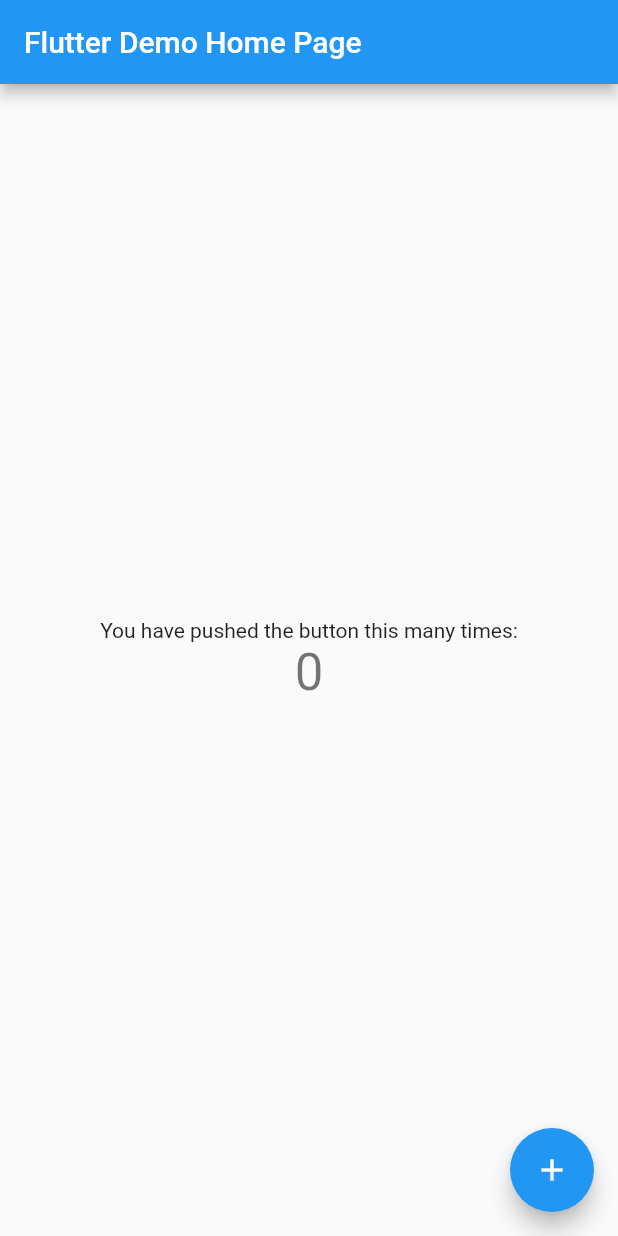
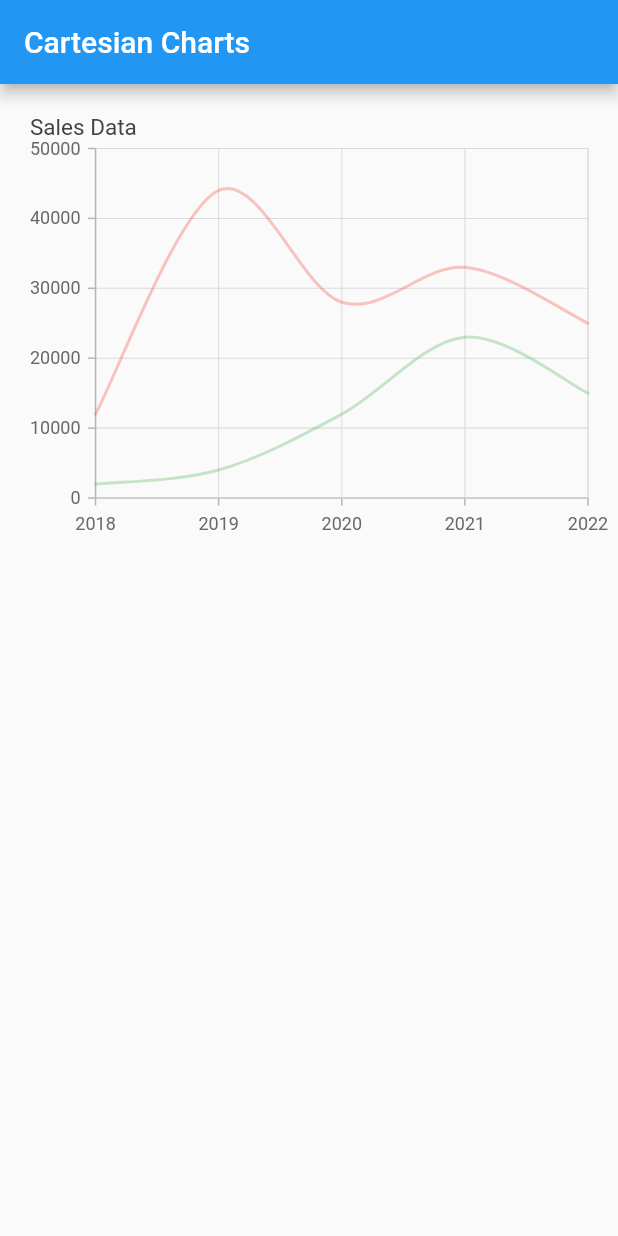
Before and after one commit to leoSilvaWarren/flutter_sync_charts, a Flutter app: the screen it shows after launch, on a phone screen of 412 x 824 dp. Run offline on Flutter 3.47's test engine with Material 2 defaults, Android fonts, the light colour scheme and no system bars; our stand-ins replace syncfusion_flutter_charts.

Commit message:
test: Line Charts with syncfusion

```diff
--- a/lib/main.dart
+++ b/lib/main.dart
@@ -1,4 +1,5 @@
 import 'package:flutter/material.dart';
+import 'package:flutter_charts_sync/widgets/cartesian_chart.dart';
 
 void main() {
   runApp(const MyApp());
@@ -7,109 +8,15 @@
 class MyApp extends StatelessWidget {
   const MyApp({Key? key}) : super(key: key);
 
-  // This widget is the root of your application.
   @override
   Widget build(BuildContext context) {
     return MaterialApp(
-      title: 'Flutter Demo',
+      title: 'Syncfusion',
+      debugShowCheckedModeBanner: false,
       theme: ThemeData(
-        // This is the theme of your application.
-        //
-        // Try running your application with "flutter run". You'll see the
-        // application has a blue toolbar. Then, without quitting the app, try
-        // changing the primarySwatch below to Colors.green and then invoke
-        // "hot reload" (press "r" in the console where you ran "flutter run",
-        // or simply save your changes to "hot reload" in a Flutter IDE).
-        // Notice that the counter didn't reset back to zero; the application
-        // is not restarted.
         primarySwatch: Colors.blue,
       ),
-      home: const MyHomePage(title: 'Flutter Demo Home Page'),
+      home: const CartesianChartWidget(),
     );
   }
 }
-
-class MyHomePage extends StatefulWidget {
-  const MyHomePage({Key? key, required this.title}) : super(key: key);
-
-  // This widget is the home page of your application. It is stateful, meaning
-  // that it has a State object (defined below) that contains fields that affect
-  // how it looks.
-
-  // This class is the configuration for the state. It holds the values (in this
-  // case the title) provided by the parent (in this case the App widget) and
-  // used by the build method of the State. Fields in a Widget subclass are
-  // always marked "final".
-
-  final String title;
-
-  @override
-  State<MyHomePage> createState() => _MyHomePageState();
-}
-
-class _MyHomePageState extends State<MyHomePage> {
-  int _counter = 0;
-
-  void _incrementCounter() {
-    setState(() {
-      // This call to setState tells the Flutter framework that something has
-      // changed in this State, which causes it to rerun the build method below
-      // so that the display can reflect the updated values. If we changed
-      // _counter without calling setState(), then the build method would not be
-      // called again, and so nothing would appear to happen.
-      _counter++;
-    });
-  }
-
-  @override
-  Widget build(BuildContext context) {
-    // This method is rerun every time setState is called, for instance as done
-    // by the _incrementCounter method above.
-    //
-    // The Flutter framework has been optimized to make rerunning build methods
-    // fast, so that you can just rebuild anything that needs updating rather
-    // than having to individually change instances of widgets.
-    return Scaffold(
-      appBar: AppBar(
-        // Here we take the value from the MyHomePage object that was created by
-        // the App.build method, and use it to set our appbar title.
-        title: Text(widget.title),
-      ),
-      body: Center(
-        // Center is a layout widget. It takes a single child and positions it
-        // in the middle of the parent.
-        child: Column(
-          // Column is also a layout widget. It takes a list of children and
-          // arranges them vertically. By default, it sizes itself to fit its
-          // children horizontally, and tries to be as tall as its parent.
-          //
-          // Invoke "debug painting" (press "p" in the console, choose the
-          // "Toggle Debug Paint" action from the Flutter Inspector in Android
-          // Studio, or the "Toggle Debug Paint" command in Visual Studio Code)
-          // to see the wireframe for each widget.
-          //
-          // Column has various properties to control how it sizes itself and
-          // how it positions its children. Here we use mainAxisAlignment to
-          // center the children vertically; the main axis here is the vertical
-          // axis because Columns are vertical (the cross axis would be
-          // horizontal).
-          mainAxisAlignment: MainAxisAlignment.center,
-          children: <Widget>[
-            const Text(
-              'You have pushed the button this many times:',
-            ),
-            Text(
-              '$_counter',
-              style: Theme.of(context).textTheme.headline4,
-            ),
-          ],
-        ),
-      ),
-      floatingActionButton: FloatingActionButton(
-        onPressed: _incrementCounter,
-        tooltip: 'Increment',
-        child: const Icon(Icons.add),
-      ), // This trailing comma makes auto-formatting nicer for build methods.
-    );
-  }
-}
--- /dev/null
+++ b/lib/widgets/cartesian_chart.dart
@@ -0,0 +1,72 @@
+import 'package:flutter/material.dart';
+import 'package:syncfusion_flutter_charts/charts.dart';
+
+class CartesianChartWidget extends StatefulWidget {
+  const CartesianChartWidget({Key? key}) : super(key: key);
+
+  @override
+  State<CartesianChartWidget> createState() => _CartesianChartWidgetState();
+}
+
+class _CartesianChartWidgetState extends State<CartesianChartWidget> {
+  @override
+  Widget build(BuildContext context) {
+    final List<SalesData> chartData = [
+      SalesData(2022, 25000, Colors.red),
+      SalesData(2021, 33000, Colors.blue),
+      SalesData(2020, 28000, Colors.green),
+      SalesData(2019, 44000, Colors.green),
+      SalesData(2018, 12000, Colors.green),
+    ];
+
+    final List<SalesData> chartData2 = [
+      SalesData(2022, 15000, Colors.red),
+      SalesData(2021, 23000, Colors.blue),
+      SalesData(2020, 12000, Colors.green),
+      SalesData(2019, 4000, Colors.green),
+      SalesData(2018, 2000, Colors.green),
+    ];
+    return Scaffold(
+      appBar: AppBar(
+        title: const Text('Cartesian Charts'),
+      ),
+      body: Container(
+        height: 300,
+        margin: const EdgeInsets.all(10),
+        child: SfCartesianChart(
+          legend: Legend(isVisible: false),
+          title: ChartTitle(text: 'Sales Data', alignment: ChartAlignment.near),
+          series: <ChartSeries>[
+            SplineSeries<SalesData, int>(
+                color: Colors.red.withOpacity(0.3),
+                // pointColorMapper: (SalesData sales, _) => sales.color,
+                // dashArray: const <double>[5, 5],
+                // legendItemText: 'Vendas',
+                enableTooltip: true,
+                dataSource: chartData,
+                xValueMapper: (SalesData sales, _) => sales.year,
+                yValueMapper: (SalesData sales, _) => sales.sales),
+
+                SplineSeries<SalesData, int>(
+                color: Colors.green.withOpacity(0.3),
+                // pointColorMapper: (SalesData sales, _) => sales.color,
+                // dashArray: const <double>[5, 5],
+                // legendItemText: 'Vendas',
+                enableTooltip: true,
+                dataSource: chartData2,
+                xValueMapper: (SalesData sales, _) => sales.year,
+                yValueMapper: (SalesData sales, _) => sales.sales),
+          ],
+        ),
+      ),
+    );
+  }
+}
+
+class SalesData {
+  final int year;
+  final double sales;
+  final Color color;
+
+  SalesData(this.year, this.sales, this.color);
+}
```
Also changed, not shown: lib/widgets/pie_chart.dart (added, +53 -0 lines), pubspec.yaml (+2 -54 lines), pubspec.lock.
